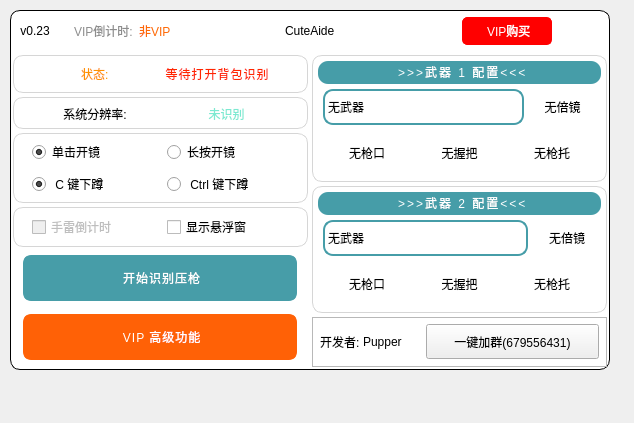
Qt form views/home.ui (Pupper0601/CuteAide) before a commit.
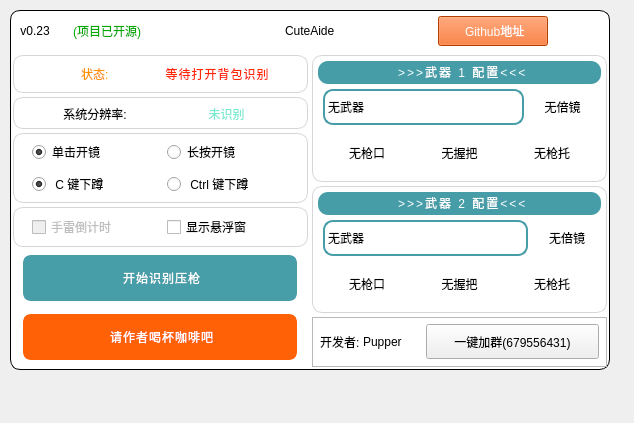
The same form after that commit. Icons and pictures are not drawn.

Diff of the .ui file:
```diff
--- a/views/home.ui
+++ b/views/home.ui
@@ -155,29 +155,16 @@
             </spacer>
            </item>
            <item>
-            <widget class="QLabel" name="label_19">
+            <widget class="QPushButton" name="pushButton_7">
              <property name="styleSheet">
-              <string notr="true">#label_19{
-	font: 700 8pt;
-	color: rgb(141, 141, 141);
+              <string notr="true">#pushButton_7{
+	border: none;
+	color: rgb(0, 170, 0);
+	font: 700 10pt;
 }</string>
              </property>
              <property name="text">
-              <string>VIP倒计时:</string>
-             </property>
-            </widget>
-           </item>
-           <item>
-            <widget class="QLabel" name="label_3">
-             <property name="styleSheet">
-              <string notr="true">#label_3{
-	color: rgb(255, 105, 5);
-	font: 700 8pt;
-	
-}</string>
-             </property>
-             <property name="text">
-              <string>非VIP</string>
+              <string>(项目已开源)</string>
              </property>
             </widget>
            </item>
@@ -188,7 +175,7 @@
              </property>
              <property name="sizeHint" stdset="0">
               <size>
-               <width>30</width>
+               <width>60</width>
                <height>20</height>
               </size>
              </property>
@@ -328,46 +315,37 @@
              </property>
              <property name="sizeHint" stdset="0">
               <size>
-               <width>104</width>
+               <width>60</width>
                <height>11</height>
               </size>
              </property>
             </spacer>
            </item>
            <item>
-            <widget class="QPushButton" name="pushButton_7">
-             <property name="enabled">
-              <bool>false</bool>
-             </property>
+            <widget class="QPushButton" name="pushButton_8">
              <property name="minimumSize">
               <size>
-               <width>90</width>
-               <height>28</height>
-              </size>
-             </property>
-             <property name="maximumSize">
-              <size>
-               <width>90</width>
-               <height>16777215</height>
+               <width>110</width>
+               <height>30</height>
               </size>
              </property>
              <property name="styleSheet">
-              <string notr="true">#pushButton_7{
+              <string notr="true">#pushButton_8{
 	font: 700 10pt;
+	background: rgb(255, 85, 0);
 	color: rgb(255, 255, 255);
-	border: 1px solid rgb(255, 0, 0);
-	background: rgb(255, 0, 0);
-	border-radius: 5px;
 }
 
-#pushButton_7:hover{
-	color: rgb(255, 255, 255);
-	border: 1px solid rgb(255, 92, 16);
-	background: rgb(255, 92, 16);
-}</string>
+#pushButton_8:hover{
+	background-color: rgb(255, 0, 0);
+	border: 3px solid rgb(255, 0, 0);
+	color: rgb(255,255,255);
+	border-radius: 3px;
+}
+</string>
              </property>
              <property name="text">
-              <string> VIP购买</string>
+              <string> Github地址</string>
              </property>
              <property name="icon">
               <iconset resource="../resource.qrc">
@@ -1403,7 +1381,7 @@
               <item>
                <widget class="QPushButton" name="pushButton_11">
                 <property name="enabled">
-                 <bool>false</bool>
+                 <bool>true</bool>
                 </property>
                 <property name="sizePolicy">
                  <sizepolicy hsizetype="Expanding" vsizetype="Fixed">
@@ -1436,7 +1414,7 @@
 </string>
                 </property>
                 <property name="text">
-                 <string> VIP 高级功能</string>
+                 <string> 请作者喝杯咖啡吧</string>
                 </property>
                 <property name="icon">
                  <iconset resource="../resource.qrc">
```
Left out of the diff: 6 changed lines with no effect on the pictures.
